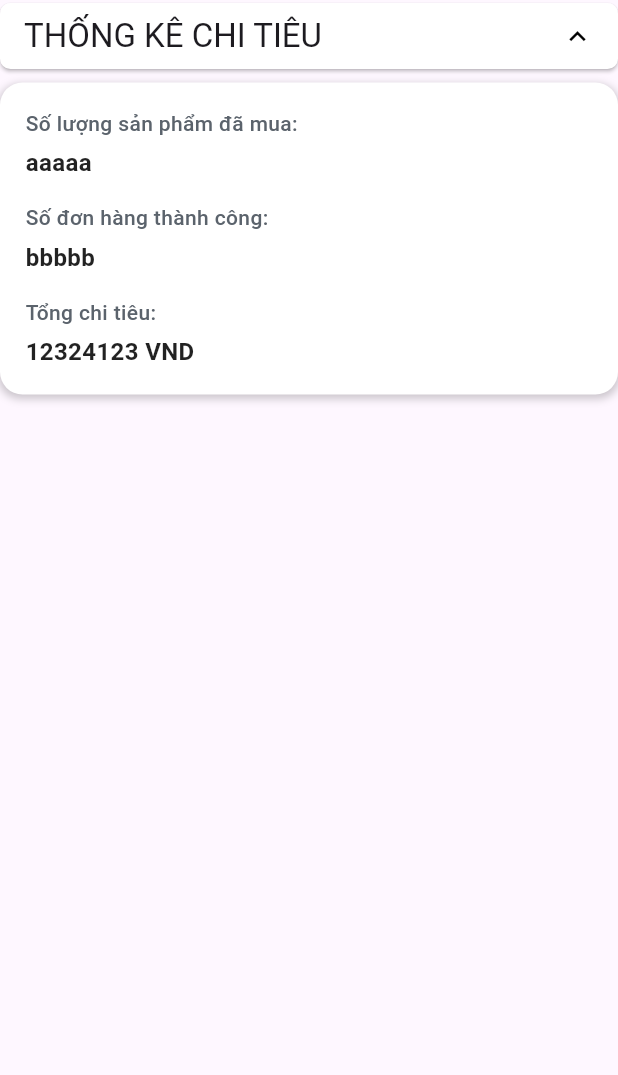
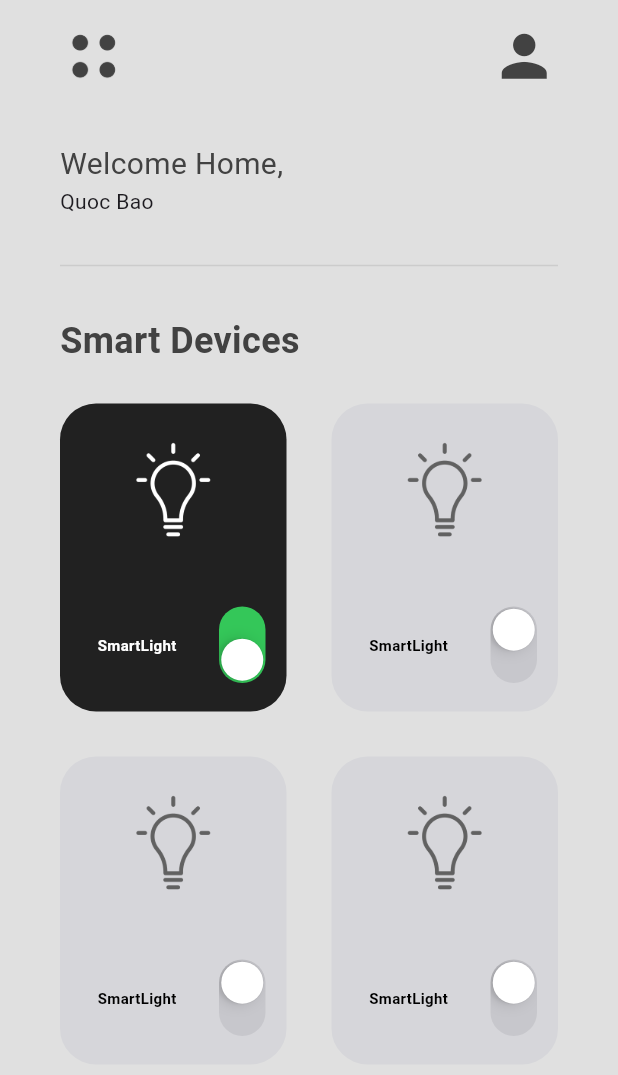
Before and after one commit to Thanhvien04/DoanNhom, a Flutter app: the Home_Screen screen opened directly, on a phone screen of 412 x 824 dp. Shown: the top 1075 px of the screen. Run offline on Flutter 3.47's test engine with Material 2 defaults, Android fonts, the light colour scheme and no system bars; our stand-ins replace firebase_auth, firebase_core; accounts and stored records are empty.

Commit message:
up file home_screen

```diff
--- a/lib/Screen/home_screen.dart
+++ b/lib/Screen/home_screen.dart
@@ -1,3 +1,6 @@
+import 'dart:math';
+
+import 'package:doan/util/smart_device_box.dart';
 import 'package:flutter/material.dart';
 
 class Home_Screen extends StatefulWidget {
@@ -10,130 +13,120 @@ class Home_Screen extends StatefulWidget {
 bool _isExpanded = true;
 
 class _Home_ScreenState extends State<Home_Screen> {
+  List mySmartDevices = [
+    ["SmartLight", "lib/icons/light.png", true],
+    ["SmartLight", "lib/icons/light.png", false],
+    ["SmartLight", "lib/icons/light.png", false],
+    ["SmartLight", "lib/icons/light.png", false],
+  ];
+  void powerSwitchChanged(bool value, int index) {
+    setState(() {
+      mySmartDevices[index][2] = value;
+    });
+  }
+
   @override
   Widget build(BuildContext context) {
     return Scaffold(
-        drawer: const Drawer(
-          child: ListTile(
-            leading: Icon(Icons.home),
-            title: Text("Home"),
-          ),
-        ),
-        body: Column(
+      backgroundColor: Colors.grey[300],
+      body: SafeArea(
+        child: Column(
           crossAxisAlignment: CrossAxisAlignment.start,
           children: [
-            ElevatedButton(
-              onPressed: () {
-                setState(() {
-                  _isExpanded = !_isExpanded;
-                });
-              },
-              style: ElevatedButton.styleFrom(
-                padding:
-                    const EdgeInsets.symmetric(horizontal: 16, vertical: 8),
-                backgroundColor: Colors.white,
-                shape: RoundedRectangleBorder(
-                  borderRadius: BorderRadius.circular(7),
-                ),
+            // app bar
+            Padding(
+              padding: EdgeInsets.symmetric(
+                horizontal: 40.0,
+                vertical: 15.0,
               ),
               child: Row(
                 mainAxisAlignment: MainAxisAlignment.spaceBetween,
                 children: [
+                  // menu icon
+                  Image.asset(
+                    'lib/icons/menu.png',
+                    height: 45,
+                    color: Colors.grey[800],
+                  ),
+
+                  // account icon
+                  Icon(
+                    Icons.person,
+                    size: 45,
+                    color: Colors.grey[800],
+                  )
+                ],
+              ),
+            ),
+
+            const SizedBox(height: 20),
+
+            // welcome home
+            Padding(
+              padding: EdgeInsets.symmetric(horizontal: 40.0),
+              child: Column(
+                crossAxisAlignment: CrossAxisAlignment.start,
+                children: [
                   Text(
-                    "THỐNG KÊ CHI TIÊU",
-                    style: Theme.of(context).textTheme.titleLarge,
+                    "Welcome Home,",
+                    style: TextStyle(fontSize: 20, color: Colors.grey.shade800),
                   ),
-                  _isExpanded
-                      ? const Icon(
-                          Icons.expand_less,
-                          color: Colors.black,
-                          size: 22,
-                        )
-                      : const Icon(
-                          Icons.expand_more,
-                          color: Colors.black,
-                          size: 22,
+                  Text(
+                    'Quoc Bao',
                   ),
                 ],
               ),
             ),
-            const SizedBox(height: 7),
-            if (_isExpanded)
-              Container(
-                padding: const EdgeInsets.all(9),
-                width: MediaQuery.of(context).size.width,
-                decoration: BoxDecoration(
-                  color: Colors.white,
-                  borderRadius: BorderRadius.circular(15),
-                  boxShadow: [
-                    BoxShadow(
-                      color: Colors.black.withOpacity(0.2),
-                      spreadRadius: 1,
-                      blurRadius: 4,
-                      offset: const Offset(0, 2),
-                    ),
-                  ],
-                ),
-                child: const Padding(
-                  padding: EdgeInsets.all(8),
-                  child: Column(
-                    crossAxisAlignment: CrossAxisAlignment.start,
-                    children: [
-                      Text(
-                        "Số lượng sản phẩm đã mua:",
-                        style: TextStyle(
-                          color: Color.fromARGB(255, 91, 99, 108),
-                          fontWeight: FontWeight.w500,
+
+            const SizedBox(height: 25),
+
+            const Padding(
+              padding: EdgeInsets.symmetric(horizontal: 40.0),
+              child: Divider(
+                thickness: 1,
+                color: Color.fromARGB(255, 204, 204, 204),
               ),
             ),
-                      SizedBox(height: 5),
-                      Text(
-                        "aaaaa",
+
+            const SizedBox(height: 25),
+
+            // smart devices grid
+            Padding(
+              padding: EdgeInsets.symmetric(horizontal: 40.0),
+              child: Text(
+                "Smart Devices",
                 style: TextStyle(
-                          color: Colors.black87,
-                          fontSize: 16,
-                          fontWeight: FontWeight.w600,
+                  fontWeight: FontWeight.bold,
+                  fontSize: 24,
+                  color: Colors.grey.shade800,
                 ),
               ),
-                      SizedBox(height: 15),
-                      Text(
-                        "Số đơn hàng thành công:",
-                        style: TextStyle(
-                          color: Color.fromARGB(255, 91, 99, 108),
-                          fontWeight: FontWeight.w500,
             ),
+            const SizedBox(height: 10),
+
+            // grid
+            Expanded(
+              child: GridView.builder(
+                itemCount: 4,
+                physics: const NeverScrollableScrollPhysics(),
+                padding: const EdgeInsets.symmetric(horizontal: 25),
+                gridDelegate: const SliverGridDelegateWithFixedCrossAxisCount(
+                  crossAxisCount: 2,
+                  childAspectRatio: 1 / 1.3,
                 ),
-                      SizedBox(height: 5),
-                      Text(
-                        "bbbbb",
-                        style: TextStyle(
-                          color: Colors.black87,
-                          fontSize: 16,
-                          fontWeight: FontWeight.w600,
+                itemBuilder: (context, index) {
+                  return SmartDeviceBox(
+                    smartDeviceName: mySmartDevices[index][0],
+                    iconPath: mySmartDevices[index][1],
+                    powerOn: mySmartDevices[index][2],
+                    onChanged: (value) => powerSwitchChanged(value, index),
+                  );
+                },
               ),
-                      ),
-                      SizedBox(height: 15),
-                      Text(
-                        "Tổng chi tiêu:",
-                        style: TextStyle(
-                          color: Color.fromARGB(255, 91, 99, 108),
-                          fontWeight: FontWeight.w500,
-                        ),
-                      ),
-                      SizedBox(height: 5),
-                      Text(
-                        "12324123 VND",
-                        style: TextStyle(
-                          color: Colors.black87,
-                          fontSize: 16,
-                          fontWeight: FontWeight.w600,
-                        ),
-                      ),
+            )
           ],
         ),
       ),
-              )
-          ],
-        ));
+    );
   }
 }
--- a/lib/main.dart
+++ b/lib/main.dart
@@ -1,4 +1,5 @@
 
+import 'package:doan/Screen/home_screen.dart';
 import 'package:firebase_core/firebase_core.dart';
 import 'package:flutter/material.dart';
 
@@ -32,6 +33,6 @@ class MyApp extends StatelessWidget {
           colorScheme: ColorScheme.fromSeed(seedColor: Colors.deepPurple),
           useMaterial3: true,
         ),
-        home: const Login_interface());
+        home: const Home_Screen());
   }
 }
--- /dev/null
+++ b/lib/util/smart_device_box.dart
@@ -0,0 +1,72 @@
+import 'dart:math';
+
+import 'package:flutter/cupertino.dart';
+import 'package:flutter/material.dart';
+
+class SmartDeviceBox extends StatelessWidget {
+  final String smartDeviceName;
+  final String iconPath;
+  final bool powerOn;
+  void Function(bool)? onChanged;
+
+  SmartDeviceBox({
+    super.key,
+    required this.smartDeviceName,
+    required this.iconPath,
+    required this.powerOn,
+    required this.onChanged,
+  });
+
+  @override
+  Widget build(BuildContext context) {
+    return Padding(
+      padding: const EdgeInsets.all(15.0),
+      child: Container(
+        decoration: BoxDecoration(
+          borderRadius: BorderRadius.circular(24),
+          color: powerOn ? Colors.grey[900] : Color.fromARGB(44, 164, 167, 189),
+        ),
+        child: Padding(
+          padding: const EdgeInsets.symmetric(vertical: 25.0),
+          child: Column(
+            mainAxisAlignment: MainAxisAlignment.spaceBetween,
+            children: [
+              // icon
+              Image.asset(
+                iconPath,
+                height: 65,
+                color: powerOn ? Colors.white : Colors.grey.shade700,
+              ),
+
+              // smart device name + switch
+              Row(
+                children: [
+                  Expanded(
+                    child: Padding(
+                      padding: const EdgeInsets.only(left: 25.0),
+                      child: Text(
+                        smartDeviceName,
+                        style: TextStyle(
+                          fontWeight: FontWeight.bold,
+                          fontSize: 10,
+                          color: powerOn ? Colors.white : Colors.black,
+                        ),
+                      ),
+                    ),
+                  ),
+                  Transform.rotate(
+                    angle: pi / 2,
+                    child: CupertinoSwitch(
+                      value: powerOn,
+                      onChanged: onChanged,
+                    ),
+                  ),
+                ],
+              )
+            ],
+          ),
+        ),
+      ),
+    );
+  }
+}
--- a/pubspec.yaml
+++ b/pubspec.yaml
@@ -63,6 +63,7 @@ flutter:
   # To add assets to your application, add an assets section, like this:
   assets:
     - asset/
+    - lib/icons/
 
 
   # An image asset can refer to one or more resolution-specific "variants", see
```
Also changed, not shown: lib/login_interface.dart (added, +187 -0 lines), lib/icons/light.png (added), lib/icons/menu.png (added), 5 other files. Lines whose indentation alone changed are shown as unchanged.
